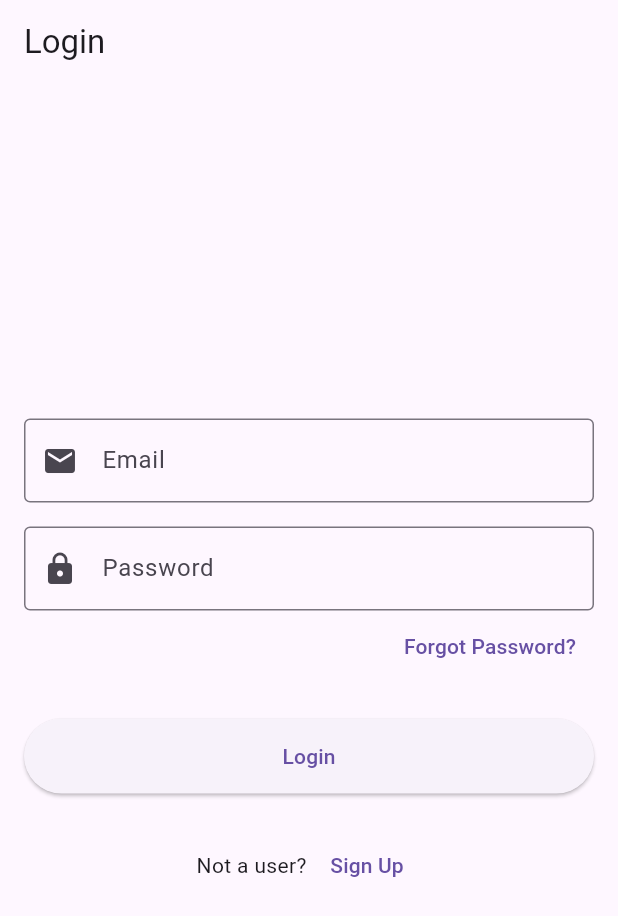
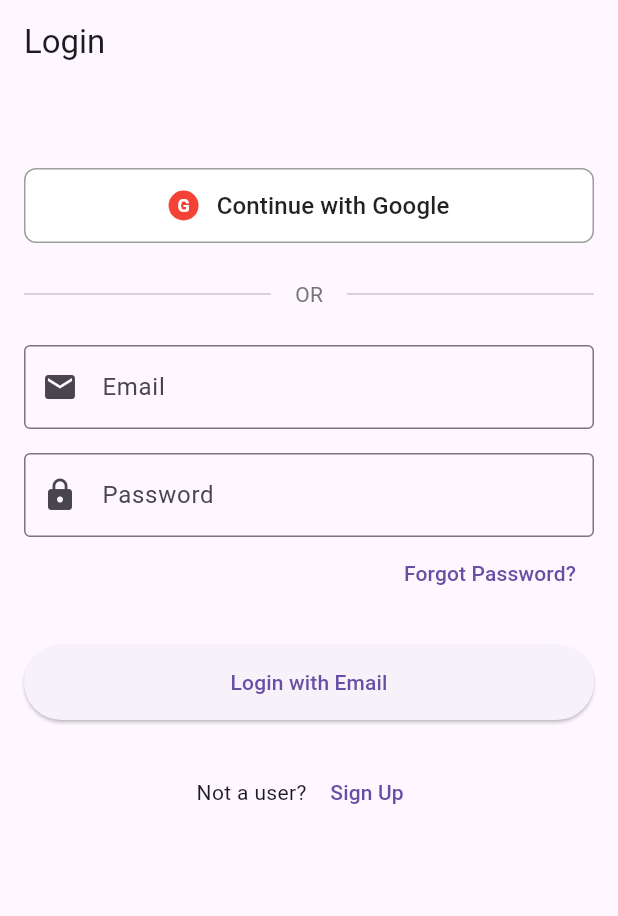
Before and after one commit to Eagleeye1811/udyog-mitra, a Flutter app: the screen it shows after launch, on a phone screen of 412 x 824 dp. Shown: the top 916 px of the screen. Run offline on Flutter 3.47's test engine with Material 3 defaults, Android fonts, the phone set to English and light mode, and no system bars; our stand-ins replace firebase_auth, firebase_core, google_sign_in, image_picker; accounts and stored records are empty.

Commit message:
Implemented Google OAuth Feature

```diff
--- a/app/lib/src/pages/auth/login.dart
+++ b/app/lib/src/pages/auth/login.dart
@@ -1,6 +1,8 @@
 import 'package:flutter/material.dart';
 import 'package:firebase_auth/firebase_auth.dart';
-import 'package:udyogmitra/src/pages/auth/forgot-pass.dart'; // Import the ForgotPasswordPage
+import 'package:udyogmitra/src/pages/auth/forgot-pass.dart';
+import 'package:udyogmitra/src/services/google_auth_service.dart';
+import 'package:udyogmitra/src/widgets/google_signin_button.dart';
 
 class LoginPage extends StatefulWidget {
   final VoidCallback? onToggle;
@@ -14,6 +16,7 @@ class _LoginPageState extends State<LoginPage> {
   final TextEditingController _emailController = TextEditingController();
   final TextEditingController _passwordController = TextEditingController();
   bool _isLoading = false;
+  bool _isGoogleLoading = false;
   String? _error;
 
   Future<void> _login() async {
@@ -82,15 +85,57 @@ class _LoginPageState extends State<LoginPage> {
     return RegExp(r'^[\w-\.]+@([\w-]+\.)+[\w-]{2,4}$').hasMatch(email);
   }
 
+  Future<void> _signInWithGoogle() async {
+    setState(() {
+      _isGoogleLoading = true;
+      _error = null;
+    });
+
+    try {
+      final userCredential = await GoogleAuthService.signInWithGoogle();
+
+      if (userCredential == null) {
+        // User canceled the sign-in
+        setState(() {
+          _isGoogleLoading = false;
+        });
+        return;
+      }
+
+      // Navigation will be handled by the auth state in Wrapper
+    } catch (e) {
+      setState(() {
+        _error = GoogleAuthService.getErrorMessage(e);
+      });
+    } finally {
+      setState(() {
+        _isGoogleLoading = false;
+      });
+    }
+  }
+
   @override
   Widget build(BuildContext context) {
     return Scaffold(
       appBar: AppBar(title: const Text('Login')),
-      body: Padding(
+      body: SingleChildScrollView(
         padding: const EdgeInsets.all(16.0),
         child: Column(
           mainAxisAlignment: MainAxisAlignment.center,
           children: [
+            const SizedBox(height: 40),
+
+            // Google Sign-In Button
+            GoogleSignInButtonIcon(
+              onPressed: _signInWithGoogle,
+              isLoading: _isGoogleLoading,
+            ),
+
+            const SizedBox(height: 24),
+            const OrDivider(),
+            const SizedBox(height: 24),
+
+            // Email/Password Section
             TextField(
               controller: _emailController,
               decoration: const InputDecoration(
@@ -125,7 +170,26 @@ class _LoginPageState extends State<LoginPage> {
             ),
             const SizedBox(height: 24),
             if (_error != null) ...[
-              Text(_error!, style: const TextStyle(color: Colors.red)),
+              Container(
+                padding: const EdgeInsets.all(12),
+                decoration: BoxDecoration(
+                  color: Colors.red.shade50,
+                  border: Border.all(color: Colors.red.shade200),
+                  borderRadius: BorderRadius.circular(8),
+                ),
+                child: Row(
+                  children: [
+                    Icon(Icons.error, color: Colors.red.shade700),
+                    const SizedBox(width: 8),
+                    Expanded(
+                      child: Text(
+                        _error!,
+                        style: TextStyle(color: Colors.red.shade700),
+                      ),
+                    ),
+                  ],
+                ),
+              ),
               const SizedBox(height: 16),
             ],
             _isLoading
@@ -141,7 +205,7 @@ class _LoginPageState extends State<LoginPage> {
                     style: ElevatedButton.styleFrom(
                       minimumSize: const Size(double.infinity, 50),
                     ),
-                    child: const Text('Login'),
+                    child: const Text('Login with Email'),
                   ),
             const SizedBox(height: 24),
             Row(
@@ -154,6 +218,7 @@ class _LoginPageState extends State<LoginPage> {
                 ),
               ],
             ),
+            const SizedBox(height: 40),
           ],
         ),
       ),
--- a/app/lib/src/pages/home/explore_drawer.dart
+++ b/app/lib/src/pages/home/explore_drawer.dart
@@ -1,5 +1,5 @@
 import 'package:flutter/material.dart';
-import 'package:firebase_auth/firebase_auth.dart';
+import 'package:udyogmitra/src/services/google_auth_service.dart';
 
 class ExploreDrawer extends StatelessWidget {
   const ExploreDrawer({super.key});
@@ -102,8 +102,8 @@ class _DrawerItem extends StatelessWidget {
         Navigator.pop(context); // Close the drawer
         if (route != null) {
           if (route == '/logout') {
-            // Sign out from Firebase
-            await FirebaseAuth.instance.signOut();
+            // Sign out from Google and Firebase using GoogleAuthService
+            await GoogleAuthService.signOut();
             // No need to navigate, Wrapper will handle auth state
           } else {
             Navigator.pushNamed(context, route!);
--- /dev/null
+++ b/app/lib/src/widgets/google_signin_button.dart
@@ -0,0 +1,153 @@
+import 'package:flutter/material.dart';
+
+class GoogleSignInButton extends StatelessWidget {
+  final VoidCallback? onPressed;
+  final bool isLoading;
+  final String text;
+
+  const GoogleSignInButton({
+    Key? key,
+    this.onPressed,
+    this.isLoading = false,
+    this.text = 'Continue with Google',
+  }) : super(key: key);
+
+  @override
+  Widget build(BuildContext context) {
+    return SizedBox(
+      width: double.infinity,
+      height: 50,
+      child: OutlinedButton(
+        onPressed: isLoading ? null : onPressed,
+        style: OutlinedButton.styleFrom(
+          backgroundColor: Colors.white,
+          side: const BorderSide(color: Colors.grey),
+          shape: RoundedRectangleBorder(borderRadius: BorderRadius.circular(8)),
+        ),
+        child: isLoading
+            ? const SizedBox(
+                height: 20,
+                width: 20,
+                child: CircularProgressIndicator(strokeWidth: 2),
+              )
+            : Row(
+                mainAxisAlignment: MainAxisAlignment.center,
+                children: [
+                  Image.asset(
+                    'assets/images/google_logo.png',
+                    height: 20,
+                    width: 20,
+                    errorBuilder: (context, error, stackTrace) {
+                      // Fallback to a simple icon if image is not found
+                      return const Icon(
+                        Icons.account_circle,
+                        size: 20,
+                        color: Colors.red,
+                      );
+                    },
+                  ),
+                  const SizedBox(width: 12),
+                  Text(
+                    text,
+                    style: const TextStyle(
+                      color: Colors.black87,
+                      fontSize: 16,
+                      fontWeight: FontWeight.w500,
+                    ),
+                  ),
+                ],
+              ),
+      ),
+    );
+  }
+}
+
+// Alternative button with built-in Google icon
+class GoogleSignInButtonIcon extends StatelessWidget {
+  final VoidCallback? onPressed;
+  final bool isLoading;
+  final String text;
+
+  const GoogleSignInButtonIcon({
+    Key? key,
+    this.onPressed,
+    this.isLoading = false,
+    this.text = 'Continue with Google',
+  }) : super(key: key);
+
+  @override
+  Widget build(BuildContext context) {
+    return SizedBox(
+      width: double.infinity,
+      height: 50,
+      child: OutlinedButton(
+        onPressed: isLoading ? null : onPressed,
+        style: OutlinedButton.styleFrom(
+          backgroundColor: Colors.white,
+          side: const BorderSide(color: Colors.grey),
+          shape: RoundedRectangleBorder(borderRadius: BorderRadius.circular(8)),
+        ),
+        child: isLoading
+            ? const SizedBox(
+                height: 20,
+                width: 20,
+                child: CircularProgressIndicator(strokeWidth: 2),
+              )
+            : Row(
+                mainAxisAlignment: MainAxisAlignment.center,
+                children: [
+                  Container(
+                    height: 20,
+                    width: 20,
+                    decoration: const BoxDecoration(
+                      shape: BoxShape.circle,
+                      color: Colors.red,
+                    ),
+                    child: const Center(
+                      child: Text(
+                        'G',
+                        style: TextStyle(
+                          color: Colors.white,
+                          fontSize: 12,
+                          fontWeight: FontWeight.bold,
+                        ),
+                      ),
+                    ),
+                  ),
+                  const SizedBox(width: 12),
+                  Text(
+                    text,
+                    style: const TextStyle(
+                      color: Colors.black87,
+                      fontSize: 16,
+                      fontWeight: FontWeight.w500,
+                    ),
+                  ),
+                ],
+              ),
+      ),
+    );
+  }
+}
+
+// Divider for separating OAuth from email/password
+class OrDivider extends StatelessWidget {
+  const OrDivider({Key? key}) : super(key: key);
+
+  @override
+  Widget build(BuildContext context) {
+    return Row(
+      children: [
+        const Expanded(child: Divider()),
+        Padding(
+          padding: const EdgeInsets.symmetric(horizontal: 16),
+          child: Text(
+            'OR',
+            style: TextStyle(color: Colors.grey[600], fontSize: 14),
+          ),
+        ),
+        const Expanded(child: Divider()),
+      ],
+    );
+  }
+}
```
Also changed, not shown: app/lib/src/pages/auth/signup.dart (+49 -2 lines), app/lib/src/services/google_auth_service.dart (added, +149 -0 lines), app/pubspec.yaml (+3 -4 lines), app/pubspec.lock, 3 other files.
